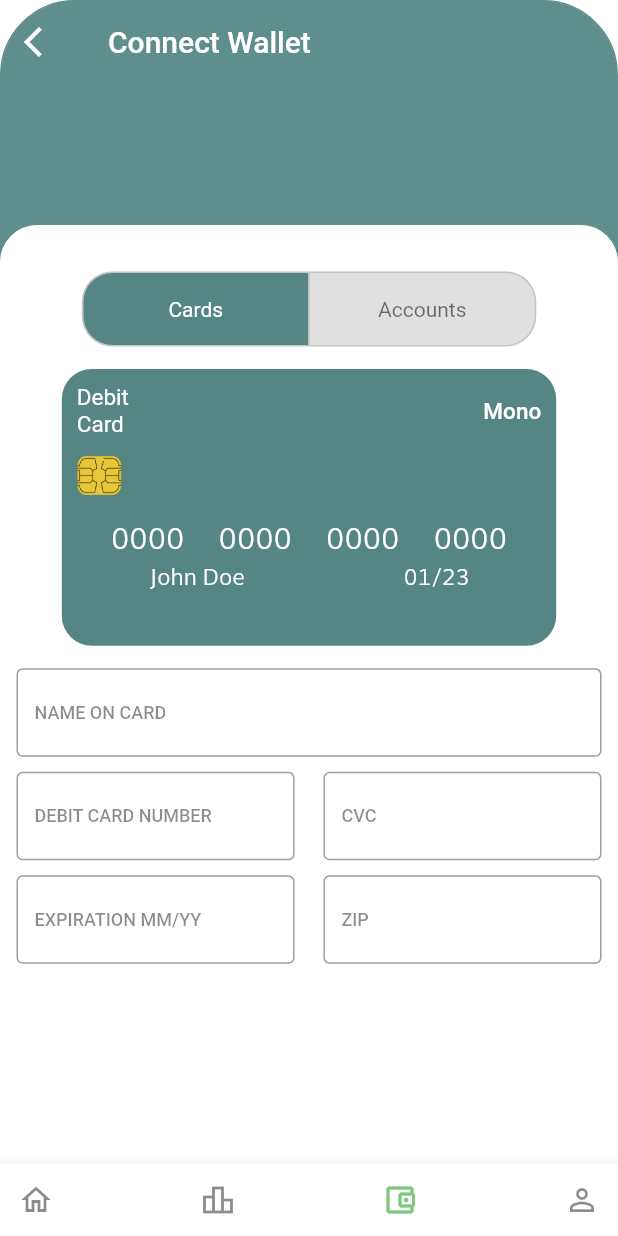
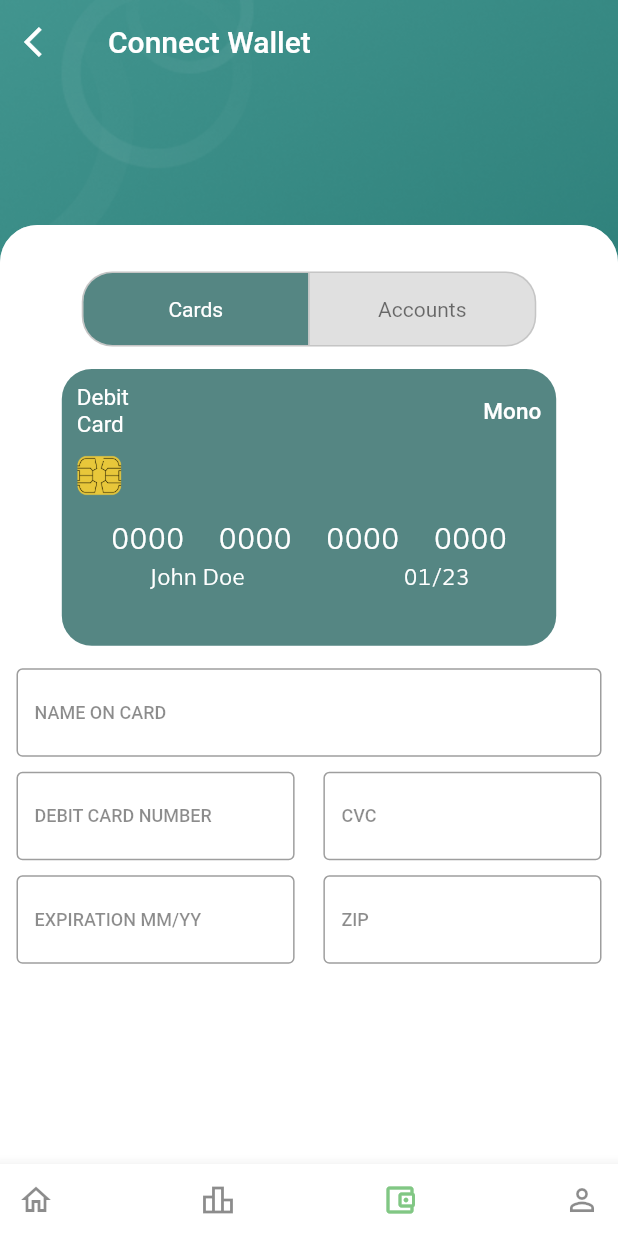
Before and after one commit to khosbilegt/TransactionsApp, a Flutter app: the screen it shows after launch, item 3 of the bottom bar chosen, after a tap on the "add" icon, on a phone screen of 412 x 824 dp. Run offline on Flutter 3.47's test engine with Material 2 defaults, Android fonts, the phone set to English and light mode, and no system bars; drawn by our look-alikes of carousel_slider; our stand-ins replace dotted_border, shared_preferences.

Commit message:
changed top box

```diff
--- a/lib/home.dart
+++ b/lib/home.dart
@@ -273,38 +273,9 @@ class _HomePageState extends State<HomePage> {
   }
 
   Widget helloBox() {
-    return Positioned(
+    return const Positioned(
       top: 0,
-      child: Container(
-        decoration: BoxDecoration(
-          borderRadius: const BorderRadius.all(Radius.circular(20)),
-          border: Border.all(
-            color: helloCardColor,
-          ),
-          color: helloCardColor,
-        ),
-        height: 250,
-        width: MediaQuery.of(context).size.width,
-        child: Padding(
-          padding: const EdgeInsets.symmetric(
-            vertical: 75,
-            horizontal: 25
-          ),
-          child: Column(
-            crossAxisAlignment: CrossAxisAlignment.start,
-            children: const [
-              Text(
-                "Good afternoon,",
-                style: TextStyle(color: Colors.white, fontSize: 15),
-              ),
-              Text(
-                "Khosbilegt Bilegsaikhan",
-                style: TextStyle(color: Colors.white, fontSize: 25),
-              ),
-            ],
-          )
-        ),
-      )
+      child: Image(image: AssetImage("assets/images/top.png")),
     );
   }
 
--- a/lib/wallet.dart
+++ b/lib/wallet.dart
@@ -1,7 +1,7 @@
 import 'package:flutter/material.dart';
 import 'package:transactions/transaction.dart';
 import 'package:transactions/bill.dart';
-import 'package:transactions/collect.dart';
+import 'package:transactions/connect.dart';
 import 'package:carousel_slider/carousel_slider.dart';
 
 class WalletWidget extends StatefulWidget {
@@ -53,31 +53,14 @@ class _WalletWidgetState extends State<WalletWidget> {
       backgroundColor: Colors.white.withOpacity(0),
       elevation: 0,
       foregroundColor: Colors.white,
-      title: isConnect ? Text("Connect Wallet") : Text("Wallet"),
+      title: isConnect ? const Text("Connect Wallet") : const Text("Wallet"),
     );
   }
 
   Widget topBox() {
-  return Positioned(
+    return const Positioned(
       top: 0,
-      child: Container(
-        decoration: BoxDecoration(
-          borderRadius: const BorderRadius.all(Radius.circular(50)),
-          border: Border.all(
-            color: mainColor,
-          ),
-          color: mainColor,
-        ),
-        height: 250,
-        width: MediaQuery.of(context).size.width,
-        child: const Padding(
-          padding: EdgeInsets.symmetric(
-            vertical: 75,
-            horizontal: 25
-          ),
-          child: Text(""),
-        ),
-      )
+      child: Image(image: AssetImage("assets/images/top.png")),
     );
   }
 
@@ -96,7 +79,7 @@ class _WalletWidgetState extends State<WalletWidget> {
           width: MediaQuery.of(context).size.width,
           child: Padding(
             padding: const EdgeInsets.symmetric(vertical: 30, horizontal: 10),
-            child: isConnect ? ConnectPage() : mainContent()
+            child: isConnect ? const ConnectCardPage()  : mainContent()
           ),
         )
       ],
```
Also changed, not shown: lib/add.dart (+2 -19 lines), lib/connect.dart (renamed from lib/collect.dart, +110 -5 lines), assets/images/top.png (added).
